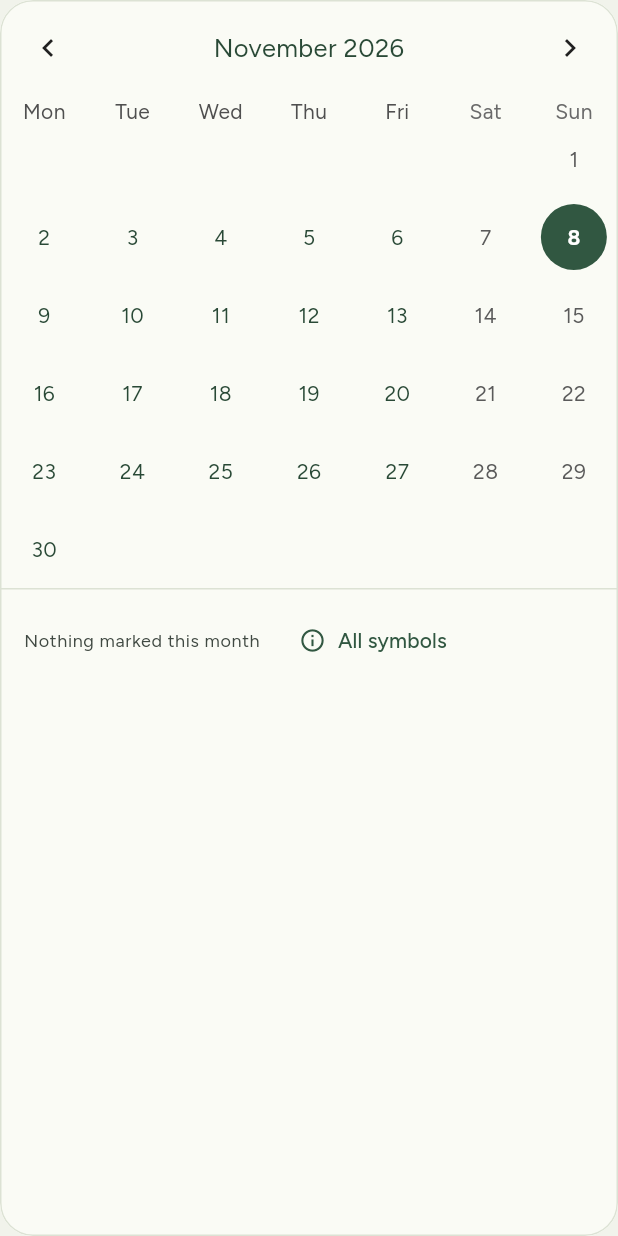
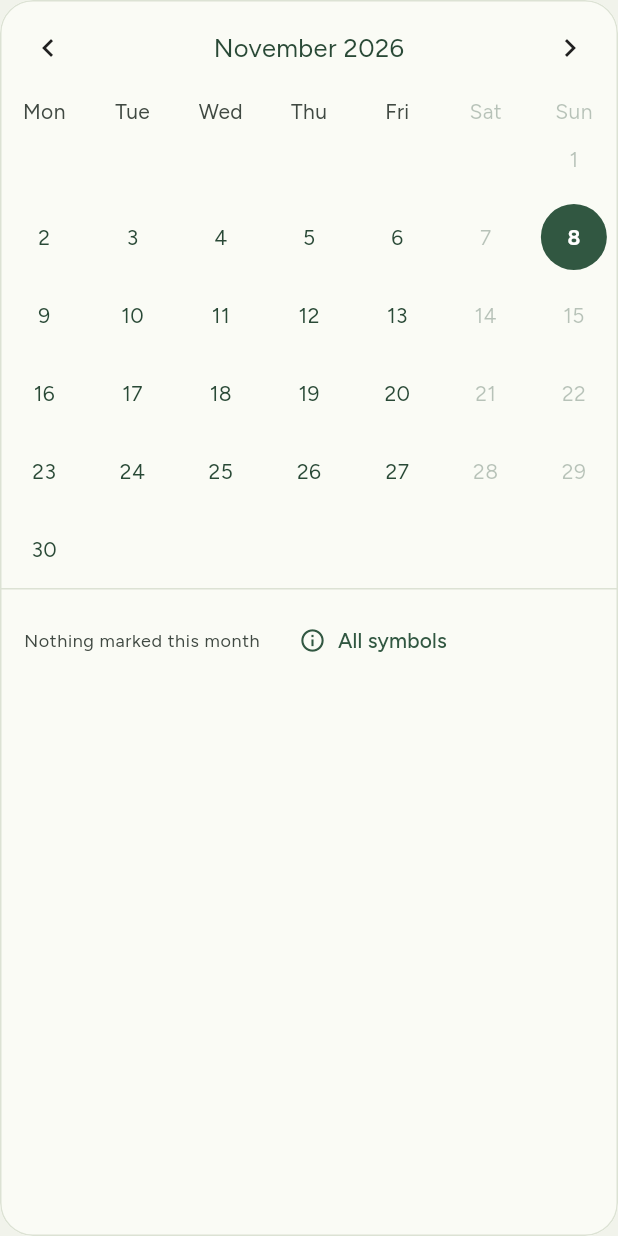
Before and after one commit to ryandam9/attendance-register, a Flutter app: the _CalendarCard widget shown alone on an empty page, opened directly with empty values, on a phone screen of 412 x 824 dp. Run offline on Flutter 3.47's test engine with Material 3 defaults, Android fonts, the phone set to English and light mode, and no system bars; drawn by our look-alikes of table_calendar; our stand-ins replace flutter_local_notifications, flutter_riverpod, geocoding, geolocator, native_geofence, permission_handler and 3 more; missing offline and left inert: excel, file_selector; accounts and stored records are empty.

Commit message:
Fade weekends on the calendar
Saturdays and Sundays are never office days, so their dates and column
labels are now faded like disabled dates. Anything recorded on a weekend
still shows in full colour, and today keeps its circle. The symbols
sheet explains the faded dates.

Also gives Mon-Fri labels a theme colour; they were a fixed dark grey
that almost vanished in dark mode. Two tests that assumed today is a
weekday now handle weekends too.

Co-Authored-By: Claude Opus 5.5 <noreply@anthropic.com>

```diff
--- a/lib/screens/home_screen.dart
+++ b/lib/screens/home_screen.dart
@@ -1054,6 +1054,23 @@ void _showAllSymbols(BuildContext context) {
                 'Today, recorded',
                 'A ring around today\'s symbol',
               ),
+              row(
+                SizedBox.square(
+                  dimension: _StatusSwatch.size,
+                  child: Center(
+                    child: Text(
+                      '8',
+                      textScaler: TextScaler.noScaling,
+                      style: TextStyle(
+                        color: cs.onSurface.withValues(alpha: 0.32),
+                        fontSize: 14,
+                      ),
+                    ),
+                  ),
+                ),
+                'Weekend',
+                'Not an office day, so it\'s faded',
+              ),
             ],
           ),
         ),
@@ -1093,6 +1110,10 @@ class _CalendarCard extends ConsumerWidget {
       if (!isToday && status == null) return null;
       return _DayCell(day: day, status: status, isToday: isToday);
     }
+
+    final weekendColor = Theme.of(
+      context,
+    ).colorScheme.onSurface.withValues(alpha: 0.32);
 
     return Card(
       margin: EdgeInsets.zero,
@@ -1116,7 +1137,18 @@ class _CalendarCard extends ConsumerWidget {
               defaultBuilder: (context, day, _) => dayCell(day, isToday: false),
               todayBuilder: (context, day, _) => dayCell(day, isToday: true),
             ),
-            calendarStyle: const CalendarStyle(outsideDaysVisible: false),
+            // Weekends are never office days, so they're faded like disabled
+            // dates. Anything recorded on one still shows in full colour.
+            calendarStyle: CalendarStyle(
+              outsideDaysVisible: false,
+              weekendTextStyle: TextStyle(color: weekendColor),
+            ),
+            daysOfWeekStyle: DaysOfWeekStyle(
+              weekdayStyle: TextStyle(
+                color: Theme.of(context).colorScheme.onSurfaceVariant,
+              ),
+              weekendStyle: TextStyle(color: weekendColor),
+            ),
             headerStyle: const HeaderStyle(
               formatButtonVisible: false,
               titleCentered: true,
```
Also changed, not shown: 1 other file.
